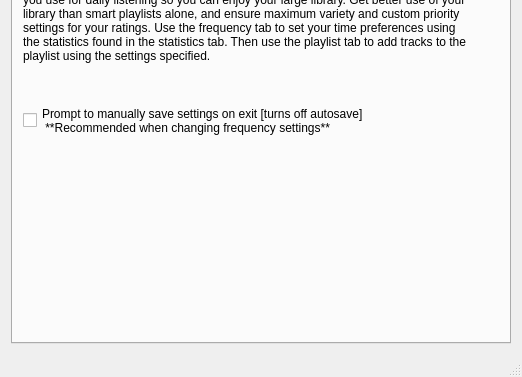
Before: the Qt Designer form archsimian.ui in Harpo3/archsimian, drawn with Qt 5; both pictures show x 0 to 522 and y 286 to 663 of the 522 by 663 pixel window.
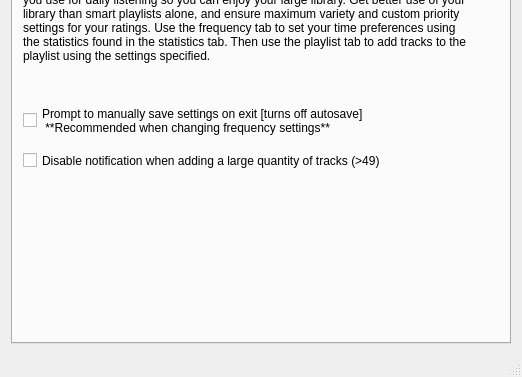
After: the same form once the commit is applied. The open tabs and pages were chosen to show the change. Icons and pictures are not drawn.

Diff of the .ui file:
```diff
--- a/archsimian.ui
+++ b/archsimian.ui
@@ -658,6 +658,19 @@
  **Recommended when changing frequency settings**</string>
         </property>
        </widget>
+       <widget class="QCheckBox" name="disablenotecheckBox">
+        <property name="geometry">
+         <rect>
+          <x>10</x>
+          <y>380</y>
+          <width>421</width>
+          <height>21</height>
+         </rect>
+        </property>
+        <property name="text">
+         <string>Disable notification when adding a large quantity of tracks (&gt;49)</string>
+        </property>
+       </widget>
       </widget>
       <widget class="QWidget" name="statisticsTab">
        <attribute name="title">
```
Left out of the diff: 2 changed lines with no effect on the pictures.
